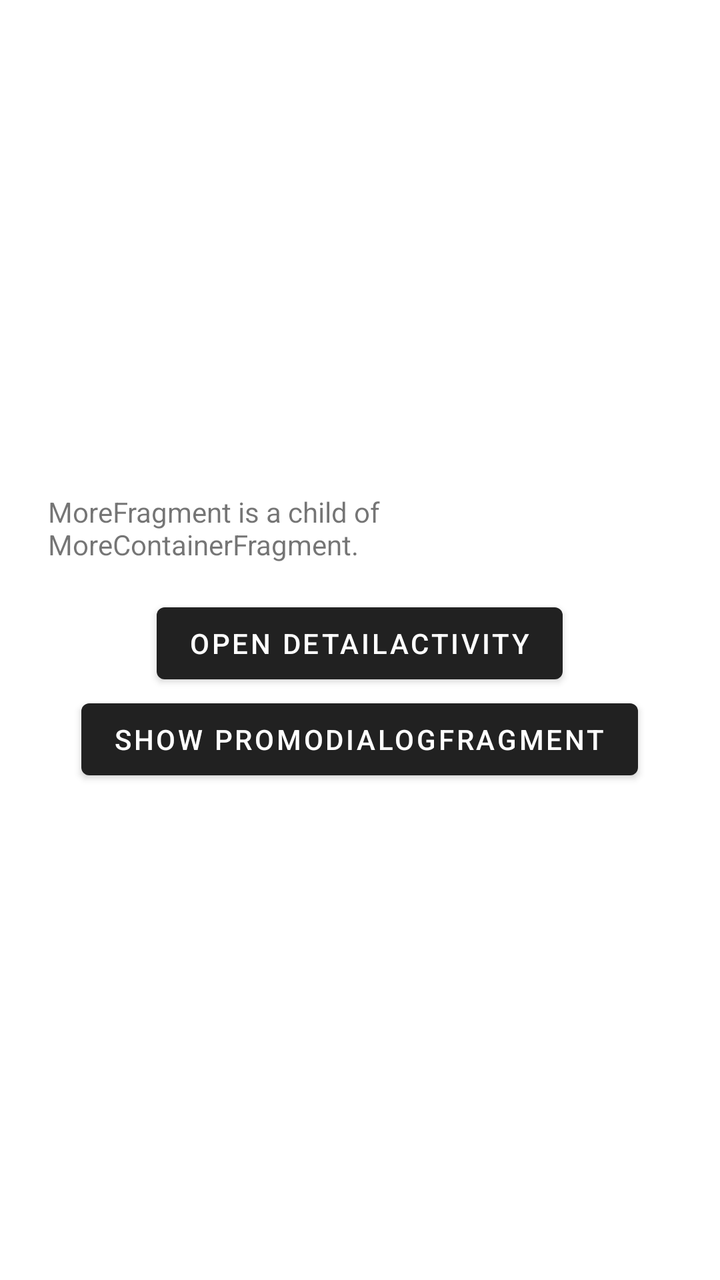
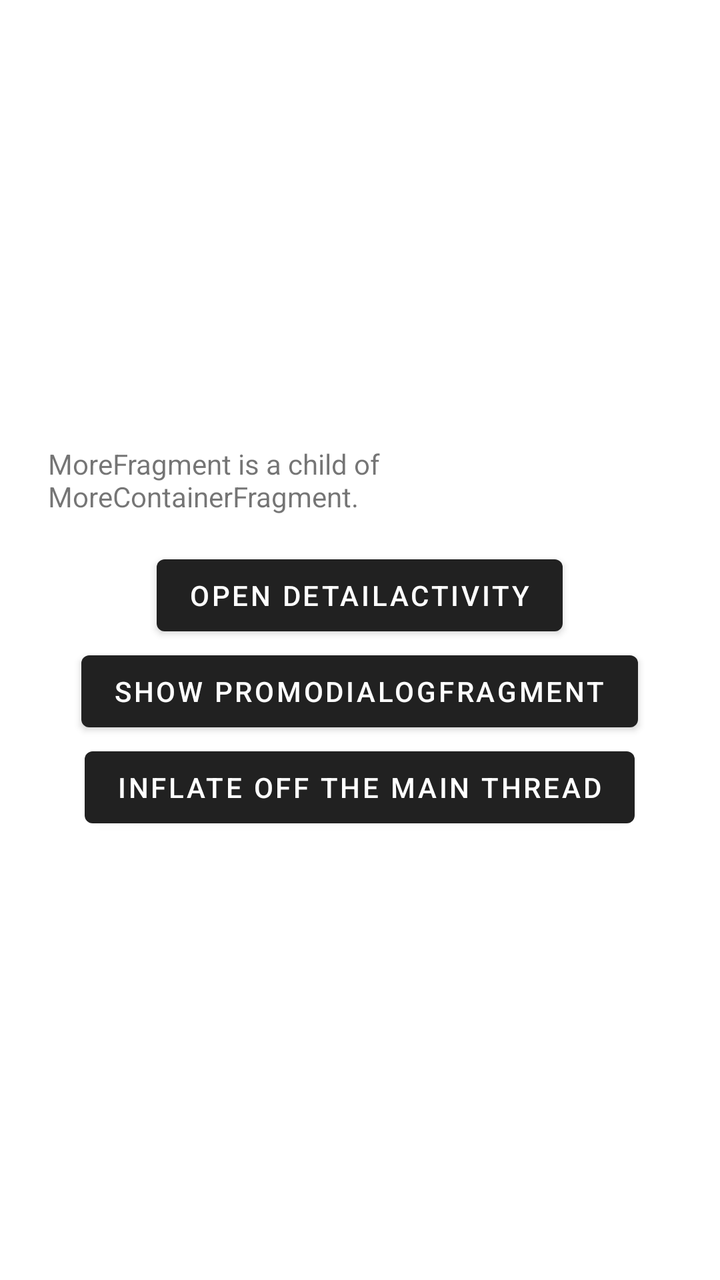

Compare the two renders of this Android layout. The source of the first and the diff that turns it into the second are given below.
<!-- AndroidManifest.xml: application theme Theme.LionscopeSample -->
<!-- res/layout/fragment_more.xml -->
<?xml version="1.0" encoding="utf-8"?>
<LinearLayout xmlns:android="http://schemas.android.com/apk/res/android"
    android:layout_width="match_parent"
    android:layout_height="match_parent"
    android:gravity="center"
    android:orientation="vertical"
    android:padding="24dp">

    <TextView
        android:layout_width="wrap_content"
        android:layout_height="wrap_content"
        android:layout_marginBottom="16dp"
        android:text="@string/more_body" />

    <Button
        android:id="@+id/open_detail"
        android:layout_width="wrap_content"
        android:layout_height="wrap_content"
        android:text="@string/open_detail" />

    <Button
        android:id="@+id/show_dialog"
        android:layout_width="wrap_content"
        android:layout_height="wrap_content"
        android:text="@string/show_dialog" />
</LinearLayout>
<!-- resources referenced by this layout -->
<resources>
  <string name="more_body">MoreFragment is a child of MoreContainerFragment.</string>
  <string name="open_detail">Open DetailActivity</string>
  <string name="show_dialog">Show PromoDialogFragment</string>
  <style name="Theme.LionscopeSample" parent="Theme.MaterialComponents.DayNight.DarkActionBar" />
</resources>

<!-- the commit's change to res/layout/fragment_more.xml (unified diff, before → after) -->
@@ -23,4 +23,17 @@
         android:layout_width="wrap_content"
         android:layout_height="wrap_content"
         android:text="@string/show_dialog" />
+
+    <Button
+        android:id="@+id/inflate_off_main"
+        android:layout_width="wrap_content"
+        android:layout_height="wrap_content"
+        android:text="@string/inflate_off_main" />
+
+    <LinearLayout
+        android:id="@+id/off_main_results"
+        android:layout_width="wrap_content"
+        android:layout_height="wrap_content"
+        android:gravity="center_horizontal"
+        android:orientation="vertical" />
 </LinearLayout>
<!-- resource entries referenced after the edit -->
@@ -1,5 +1,6 @@
 <!-- resources referenced by this layout -->
 <resources>
+  <string name="inflate_off_main">Inflate off the main thread</string>
   <string name="more_body">MoreFragment is a child of MoreContainerFragment.</string>
   <string name="open_detail">Open DetailActivity</string>
   <string name="show_dialog">Show PromoDialogFragment</string>
